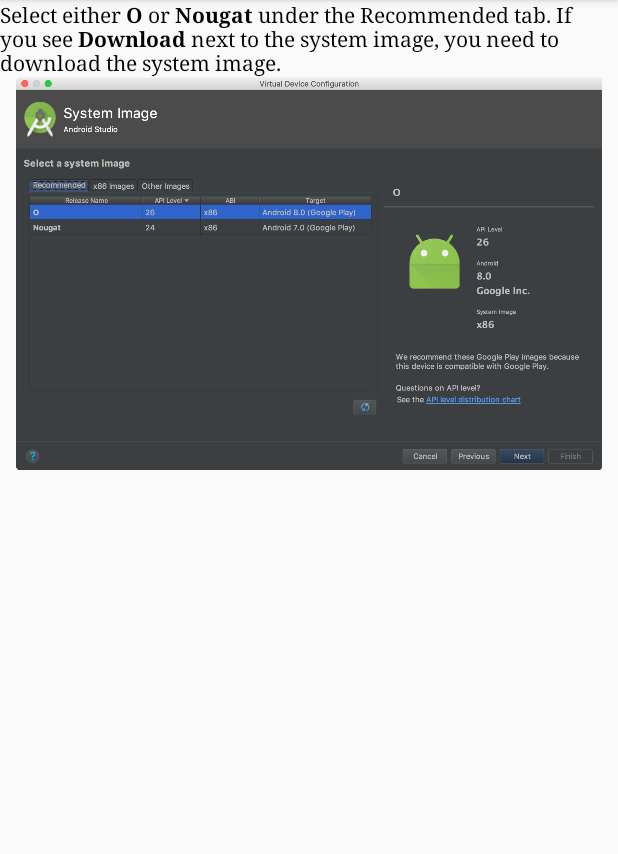
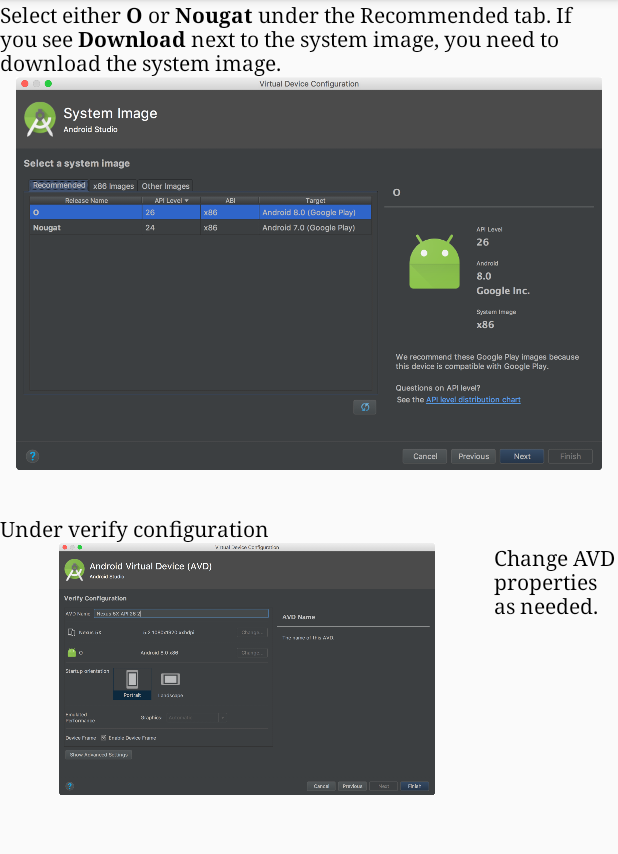
Before and after one commit to yxsoong/IS3261-Project, an Android app: the fragment AndroidEmulatorTab2 shown on its own in the app's theme, on a phone screen of 412 x 824 dp, the part 84-938 px from its top. Run offline under Robolectric (Android 15) with nearby library versions, the phone set to English and light mode, and no system bars.

Commit message:
add page to emulator

```diff
--- a/AndroidAcademy/app/src/main/java/com/yxsoong/project/androidacademy/AndroidEmulatorActivity.java
+++ b/AndroidAcademy/app/src/main/java/com/yxsoong/project/androidacademy/AndroidEmulatorActivity.java
@@ -50,6 +50,9 @@ public class AndroidEmulatorActivity extends Activity {
                 case 1:
                     AndroidEmulatorTab2 tab2 = new AndroidEmulatorTab2();
                     return tab2;
+                case 2:
+                    AndroidEmulatorTab3 tab3 = new AndroidEmulatorTab3();
+                    return tab3;
                 default:
                     return null;
             }
@@ -59,7 +62,7 @@ public class AndroidEmulatorActivity extends Activity {
         @Override
         public int getCount() {
             // Show 3 total pages.
-            return 2;
+            return 3;
         }
 
 
--- a/AndroidAcademy/app/src/main/res/layout/fragment_android_emulator_tab2.xml
+++ b/AndroidAcademy/app/src/main/res/layout/fragment_android_emulator_tab2.xml
@@ -24,5 +24,42 @@
         android:layout_height="wrap_content"
         android:textColor="@color/black"/>
 
+    <Space
+        android:layout_width="match_parent"
+        android:layout_height="10dp" />
+
+    <TextView
+        android:layout_width="wrap_content"
+        android:layout_height="wrap_content"
+        android:textColor="@color/black"
+        android:fontFamily="serif"
+        android:text="Under verify configuration"/>
+
+    <LinearLayout
+        android:layout_width="match_parent"
+        android:layout_height="wrap_content">
+
+        <ImageView
+            android:layout_width="0dp"
+            android:layout_height="168dp"
+            android:layout_weight="4"
+            android:scaleType="fitCenter"
+            android:src="@drawable/avdmanagerconfiguration" />
+
+        <LinearLayout
+            android:layout_width="0dp"
+            android:layout_height="match_parent"
+            android:layout_weight="1">
+            <TextView
+                android:layout_width="wrap_content"
+                android:layout_height="match_parent"
+                android:fontFamily="serif"
+                android:textColor="@color/black"
+                android:text="Change AVD properties as needed."/>
+        </LinearLayout>
+
+    </LinearLayout>
+
+
 
 </LinearLayout>
```
Also changed, not shown: AndroidAcademy/app/src/main/java/com/yxsoong/project/androidacademy/AndroidEmulatorTab3.java (added, +31 -0 lines), AndroidAcademy/app/src/main/res/layout/fragment_android_emulator_tab3.xml (added, +105 -0 lines), AndroidAcademy/app/src/main/res/drawable/avdmanagerconfiguration.png (added), AndroidAcademy/app/src/main/res/drawable/emulatorrunapp.PNG (added), AndroidAcademy/app/src/main/res/drawable/selectavd.PNG (added).
